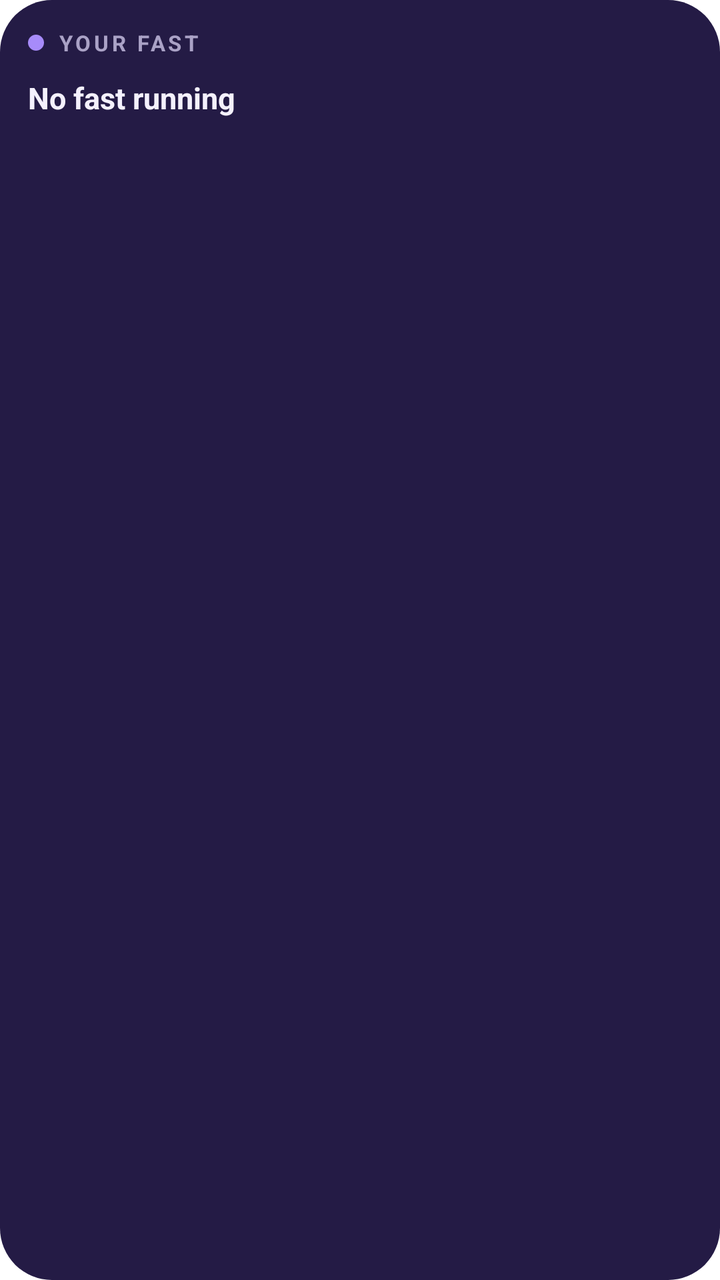
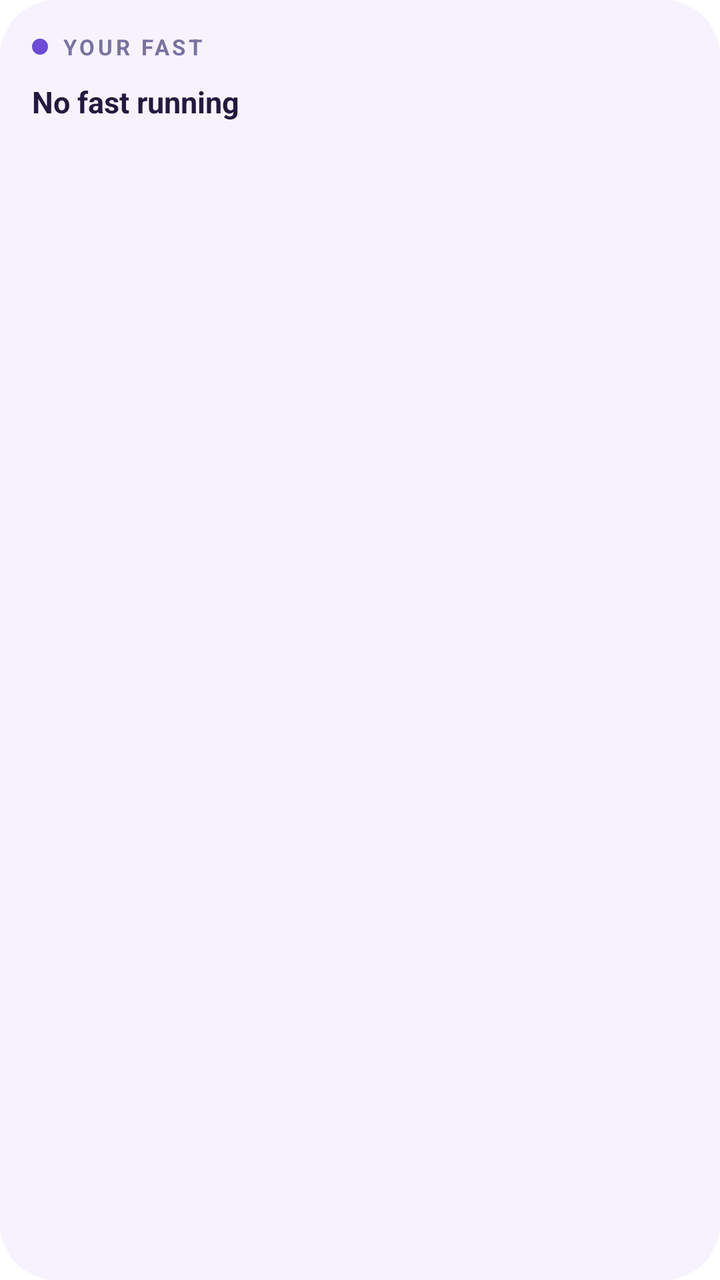

An Android layout rendered at two revisions. The XML below is the earlier revision; the diff shows what the commit changed to produce the second picture.
<!-- AndroidManifest.xml: fallback theme Theme.MaterialComponents.DayNight.NoActionBar -->
<!-- res/layout/widget_your_fast.xml -->
<?xml version="1.0" encoding="utf-8"?>
<LinearLayout xmlns:android="http://schemas.android.com/apk/res/android"
  android:id="@+id/fast_root"
  android:layout_width="match_parent"
  android:layout_height="match_parent"
  android:background="@drawable/widget_bg"
  android:orientation="vertical"
  android:padding="14dp">

  <LinearLayout
    android:layout_width="match_parent"
    android:layout_height="wrap_content"
    android:gravity="center_vertical"
    android:orientation="horizontal">

    <ImageView
      android:layout_width="8dp"
      android:layout_height="8dp"
      android:contentDescription="@null"
      android:src="@drawable/widget_circle_white"
      android:tint="#A78BFA" />

    <TextView
      android:layout_width="wrap_content"
      android:layout_height="wrap_content"
      android:layout_marginStart="7dp"
      android:letterSpacing="0.14"
      android:text="YOUR FAST"
      android:textColor="#AAA2C6"
      android:textSize="11sp"
      android:textStyle="bold" />
  </LinearLayout>

  <TextView
    android:id="@+id/fast_msg"
    android:layout_width="wrap_content"
    android:layout_height="wrap_content"
    android:layout_marginTop="10dp"
    android:text="No fast running"
    android:textColor="#F4F1FD"
    android:textSize="15sp"
    android:textStyle="bold" />

  <TextView
    android:id="@+id/fast_day"
    android:layout_width="wrap_content"
    android:layout_height="wrap_content"
    android:layout_marginTop="7dp"
    android:textColor="#F4F1FD"
    android:textSize="32sp"
    android:textStyle="bold"
    android:visibility="gone" />

  <TextView
    android:id="@+id/fast_name"
    android:layout_width="wrap_content"
    android:layout_height="wrap_content"
    android:layout_marginTop="2dp"
    android:ellipsize="end"
    android:maxLines="2"
    android:textColor="#AAA2C6"
    android:textSize="12sp"
    android:visibility="gone" />

  <LinearLayout
    android:id="@+id/fast_hearts"
    android:layout_width="wrap_content"
    android:layout_height="wrap_content"
    android:layout_marginTop="9dp"
    android:orientation="horizontal"
    android:visibility="gone">

    <ImageView
      android:id="@+id/fast_heart_1"
      android:layout_width="16dp"
      android:layout_height="16dp"
      android:layout_marginEnd="4dp"
      android:contentDescription="@null" />

    <ImageView
      android:id="@+id/fast_heart_2"
      android:layout_width="16dp"
      android:layout_height="16dp"
      android:layout_marginEnd="4dp"
      android:contentDescription="@null" />

    <ImageView
      android:id="@+id/fast_heart_3"
      android:layout_width="16dp"
      android:layout_height="16dp"
      android:contentDescription="@null" />

    <ImageView
      android:id="@+id/fast_heart_4"
      android:layout_width="16dp"
      android:layout_height="16dp"
      android:contentDescription="@null" />

    <ImageView
      android:id="@+id/fast_heart_5"
      android:layout_width="16dp"
      android:layout_height="16dp"
      android:layout_marginEnd="4dp"
      android:contentDescription="@null" />

    <ImageView
      android:id="@+id/fast_heart_6"
      android:layout_width="16dp"
      android:layout_height="16dp"
      android:contentDescription="@null" />
  </LinearLayout>
</LinearLayout>
<!-- resources referenced by this layout -->
<resources>
  <!-- drawable widget_bg (drawable) -->
  <?xml version="1.0" encoding="utf-8"?>
  <shape xmlns:android="http://schemas.android.com/apk/res/android" android:shape="rectangle">
    <solid android:color="#241B45" />
    <corners android:radius="26dp" />
  </shape>
  <!-- drawable widget_circle_white (drawable) -->
  <?xml version="1.0" encoding="utf-8"?>
  <shape xmlns:android="http://schemas.android.com/apk/res/android" android:shape="oval">
    <solid android:color="#FFFFFF" />
  </shape>
</resources>

<!-- the commit's change to res/layout/widget_your_fast.xml (unified diff, before → after) -->
@@ -1,112 +1,150 @@
 <?xml version="1.0" encoding="utf-8"?>
-<LinearLayout xmlns:android="http://schemas.android.com/apk/res/android"
+<FrameLayout xmlns:android="http://schemas.android.com/apk/res/android"
   android:id="@+id/fast_root"
   android:layout_width="match_parent"
-  android:layout_height="match_parent"
-  android:background="@drawable/widget_bg"
-  android:orientation="vertical"
-  android:padding="14dp">
+  android:layout_height="match_parent">
+
+  <ImageView
+    android:id="@+id/fast_bg"
+    android:layout_width="match_parent"
+    android:layout_height="match_parent"
+    android:contentDescription="@null"
+    android:scaleType="fitXY"
+    android:src="@drawable/widget_shape_white_28"
+    android:tint="#F7F3FE" />
 
   <LinearLayout
     android:layout_width="match_parent"
-    android:layout_height="wrap_content"
-    android:gravity="center_vertical"
-    android:orientation="horizontal">
+    android:layout_height="match_parent"
+    android:orientation="vertical"
+    android:padding="16dp">
+
+    <LinearLayout
+      android:layout_width="match_parent"
+      android:layout_height="wrap_content"
+      android:gravity="center_vertical"
+      android:orientation="horizontal">
+
+      <ImageView
+        android:id="@+id/fast_dot"
+        android:layout_width="8dp"
+        android:layout_height="8dp"
+        android:contentDescription="@null"
+        android:src="@drawable/widget_circle_white"
+        android:tint="#6D4BD8" />
+
+      <TextView
+        android:id="@+id/fast_kicker"
+        android:layout_width="wrap_content"
+        android:layout_height="wrap_content"
+        android:layout_marginStart="7dp"
+        android:letterSpacing="0.14"
+        android:text="YOUR FAST"
+        android:textColor="#7A72A0"
+        android:textSize="11sp"
+        android:textStyle="bold" />
+    </LinearLayout>
+
+    <TextView
+      android:id="@+id/fast_msg"
+      android:layout_width="wrap_content"
+      android:layout_height="wrap_content"
+      android:layout_marginTop="10dp"
+      android:text="No fast running"
+      android:textColor="#221A3E"
+      android:textSize="15sp"
+      android:textStyle="bold" />
+
+    <TextView
+      android:id="@+id/fast_day"
+      android:layout_width="wrap_content"
+      android:layout_height="wrap_content"
+      android:layout_marginTop="7dp"
+      android:textColor="#221A3E"
+      android:textSize="38sp"
+      android:textStyle="bold"
+      android:visibility="gone" />
+
+    <TextView
+      android:id="@+id/fast_name"
+      android:layout_width="wrap_content"
+      android:layout_height="wrap_content"
+      android:layout_marginTop="2dp"
+      android:ellipsize="end"
+      android:maxLines="2"
+      android:textColor="#4A4270"
+      android:textSize="13sp"
+      android:visibility="gone" />
+
+    <TextView
+      android:id="@+id/fast_of"
+      android:layout_width="wrap_content"
+      android:layout_height="wrap_content"
+      android:textColor="#7A72A0"
+      android:textSize="12.5sp"
+      android:visibility="gone" />
+
+    <FrameLayout
+      android:layout_width="match_parent"
+      android:layout_height="0dp"
+      android:layout_weight="1" />
+
+    <LinearLayout
+      android:id="@+id/fast_hearts"
+      android:layout_width="wrap_content"
+      android:layout_height="wrap_content"
+      android:orientation="horizontal"
+      android:visibility="gone">
+
+      <ImageView
+        android:id="@+id/fast_heart_1"
+        android:layout_width="19dp"
+        android:layout_height="19dp"
+        android:layout_marginEnd="5dp"
+        android:contentDescription="@null" />
+
+      <ImageView
+        android:id="@+id/fast_heart_2"
+        android:layout_width="19dp"
+        android:layout_height="19dp"
+        android:layout_marginEnd="5dp"
+        android:contentDescription="@null" />
+
+      <ImageView
+        android:id="@+id/fast_heart_3"
+        android:layout_width="19dp"
+        android:layout_height="19dp"
+        android:layout_marginEnd="5dp"
+        android:contentDescription="@null" />
+
+      <ImageView
+        android:id="@+id/fast_heart_4"
+        android:layout_width="19dp"
+        android:layout_height="19dp"
+        android:layout_marginEnd="5dp"
+        android:contentDescription="@null" />
+
+      <ImageView
+        android:id="@+id/fast_heart_5"
+        android:layout_width="19dp"
+        android:layout_height="19dp"
+        android:layout_marginEnd="5dp"
+        android:contentDescription="@null" />
+
+      <ImageView
+        android:id="@+id/fast_heart_6"
+        android:layout_width="19dp"
+        android:layout_height="19dp"
+        android:contentDescription="@null" />
+    </LinearLayout>
 
     <ImageView
-      android:layout_width="8dp"
-      android:layout_height="8dp"
+      android:id="@+id/fast_daybar"
+      android:layout_width="match_parent"
+      android:layout_height="6dp"
+      android:layout_marginTop="10dp"
       android:contentDescription="@null"
-      android:src="@drawable/widget_circle_white"
-      android:tint="#A78BFA" />
-
-    <TextView
-      android:layout_width="wrap_content"
-      android:layout_height="wrap_content"
-      android:layout_marginStart="7dp"
-      android:letterSpacing="0.14"
-      android:text="YOUR FAST"
-      android:textColor="#AAA2C6"
-      android:textSize="11sp"
-      android:textStyle="bold" />
+      android:scaleType="fitXY"
+      android:visibility="gone" />
   </LinearLayout>
-
-  <TextView
-    android:id="@+id/fast_msg"
-    android:layout_width="wrap_content"
-    android:layout_height="wrap_content"
-    android:layout_marginTop="10dp"
-    android:text="No fast running"
-    android:textColor="#F4F1FD"
-    android:textSize="15sp"
-    android:textStyle="bold" />
-
-  <TextView
-    android:id="@+id/fast_day"
-    android:layout_width="wrap_content"
-    android:layout_height="wrap_content"
-    android:layout_marginTop="7dp"
-    android:textColor="#F4F1FD"
-    android:textSize="32sp"
-    android:textStyle="bold"
-    android:visibility="gone" />
-
-  <TextView
-    android:id="@+id/fast_name"
-    android:layout_width="wrap_content"
-    android:layout_height="wrap_content"
-    android:layout_marginTop="2dp"
-    android:ellipsize="end"
-    android:maxLines="2"
-    android:textColor="#AAA2C6"
-    android:textSize="12sp"
-    android:visibility="gone" />
-
-  <LinearLayout
-    android:id="@+id/fast_hearts"
-    android:layout_width="wrap_content"
-    android:layout_height="wrap_content"
-    android:layout_marginTop="9dp"
-    android:orientation="horizontal"
-    android:visibility="gone">
-
-    <ImageView
-      android:id="@+id/fast_heart_1"
-      android:layout_width="16dp"
-      android:layout_height="16dp"
-      android:layout_marginEnd="4dp"
-      android:contentDescription="@null" />
-
-    <ImageView
-      android:id="@+id/fast_heart_2"
-      android:layout_width="16dp"
-      android:layout_height="16dp"
-      android:layout_marginEnd="4dp"
-      android:contentDescription="@null" />
-
-    <ImageView
-      android:id="@+id/fast_heart_3"
-      android:layout_width="16dp"
-      android:layout_height="16dp"
-      android:contentDescription="@null" />
-
-    <ImageView
-      android:id="@+id/fast_heart_4"
-      android:layout_width="16dp"
-      android:layout_height="16dp"
-      android:contentDescription="@null" />
-
-    <ImageView
-      android:id="@+id/fast_heart_5"
-      android:layout_width="16dp"
-      android:layout_height="16dp"
-      android:layout_marginEnd="4dp"
-      android:contentDescription="@null" />
-
-    <ImageView
-      android:id="@+id/fast_heart_6"
-      android:layout_width="16dp"
-      android:layout_height="16dp"
-      android:contentDescription="@null" />
-  </LinearLayout>
-</LinearLayout>
+</FrameLayout>
<!-- resource entries referenced after the edit -->
@@ -1,15 +1,15 @@
 <!-- resources referenced by this layout -->
 <resources>
-  <!-- drawable widget_bg (drawable) -->
-  <?xml version="1.0" encoding="utf-8"?>
-  <shape xmlns:android="http://schemas.android.com/apk/res/android" android:shape="rectangle">
-    <solid android:color="#241B45" />
-    <corners android:radius="26dp" />
-  </shape>
   <!-- drawable widget_circle_white (drawable) -->
   <?xml version="1.0" encoding="utf-8"?>
   <shape xmlns:android="http://schemas.android.com/apk/res/android" android:shape="oval">
     <solid android:color="#FFFFFF" />
   </shape>
+  <!-- drawable widget_shape_white_28 (drawable) -->
+  <?xml version="1.0" encoding="utf-8"?>
+  <shape xmlns:android="http://schemas.android.com/apk/res/android" android:shape="rectangle">
+    <solid android:color="#FFFFFF" />
+    <corners android:radius="28dp" />
+  </shape>
 </resources>
 
